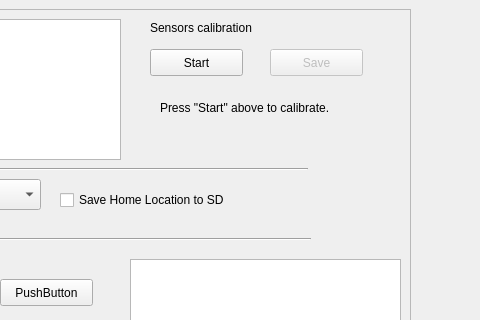
First picture: the form in ground/src/plugins/config/ahrs.ui, repository openpilot/OpenPilot, before the edit; both pictures show x 240 to 720 and y 0 to 320 of the 720 by 480 pixel window.
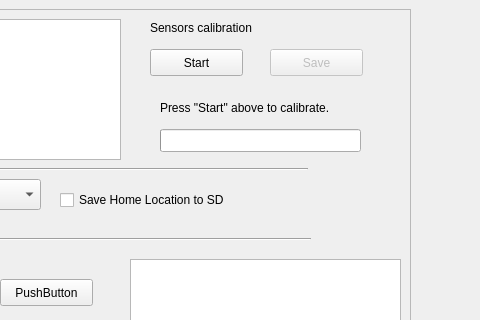
Second picture: the form after the edit.

Diff of the .ui file:
```diff
--- a/ground/src/plugins/config/ahrs.ui
+++ b/ground/src/plugins/config/ahrs.ui
@@ -295,6 +295,28 @@
      <string>Save</string>
     </property>
    </widget>
+   <widget class="QProgressBar" name="calibProgress">
+    <property name="enabled">
+     <bool>true</bool>
+    </property>
+    <property name="geometry">
+     <rect>
+      <x>390</x>
+      <y>120</y>
+      <width>201</width>
+      <height>23</height>
+     </rect>
+    </property>
+    <property name="maximum">
+     <number>15</number>
+    </property>
+    <property name="value">
+     <number>0</number>
+    </property>
+    <property name="textVisible">
+     <bool>false</bool>
+    </property>
+   </widget>
   </widget>
  </widget>
  <resources/>
```
Left out of the diff: 11 changed lines with no effect on the pictures.
